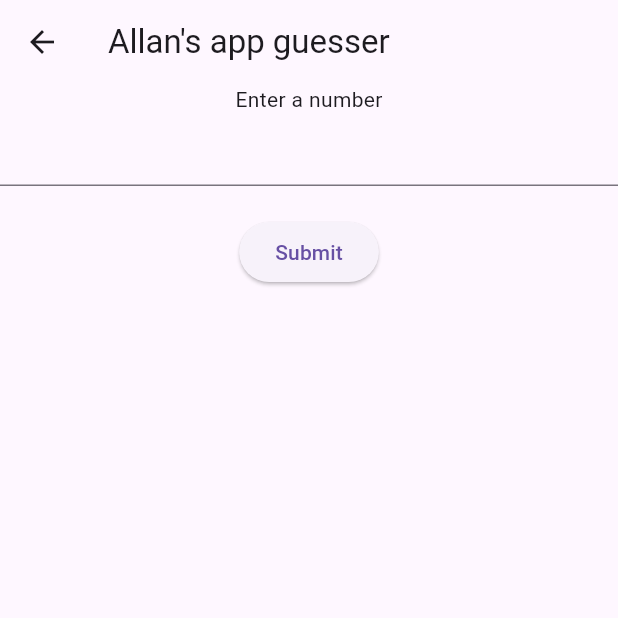
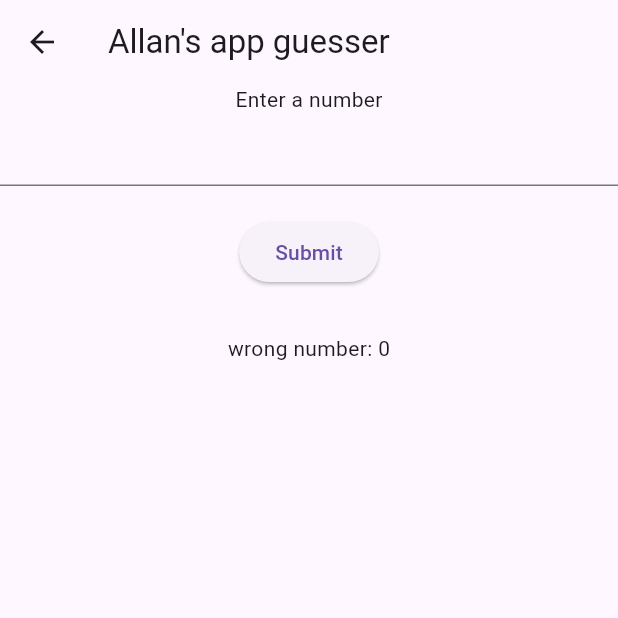
Before and after one commit to Allan0092/class_assignment_2, a Flutter app: the NumberGuesser screen opened directly, after a tap on "Submit", on a phone screen of 412 x 824 dp, the top half of it. Run offline on Flutter 3.47's test engine with Material 3 defaults, Android fonts, the phone set to English and light mode, and no system bars; our stand-ins replace flutter_bloc.

Commit message:
Number Guesser Finished

```diff
--- a/lib/view/number_guesser.dart
+++ b/lib/view/number_guesser.dart
@@ -22,7 +22,11 @@ class NumberGuesser extends StatelessWidget {
           SizedBox(
             height: 20,
           ),
-          ElevatedButton(onPressed: () {}, child: Text("Submit")),
+          ElevatedButton(
+              onPressed: () {
+                context.read<NumberGuesserCubit>().resultCheck(userInput.text);
+              },
+              child: Text("Submit")),
           SizedBox(height: 30),
           BlocBuilder<NumberGuesserCubit, String>(builder: (context, state) {
             return Text(state);
```
